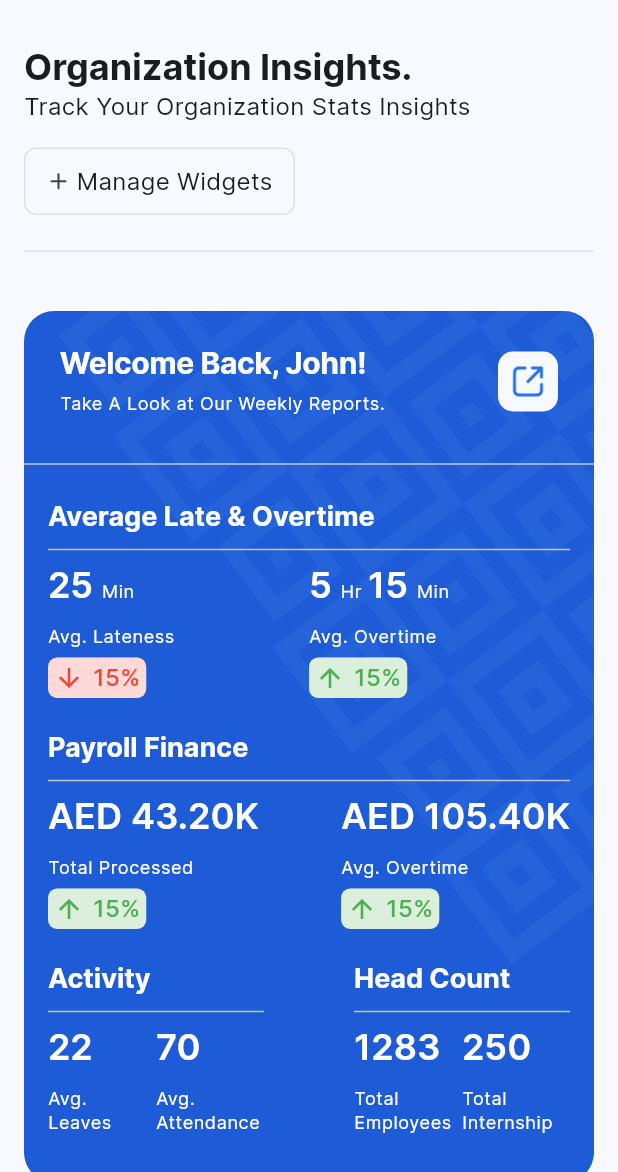
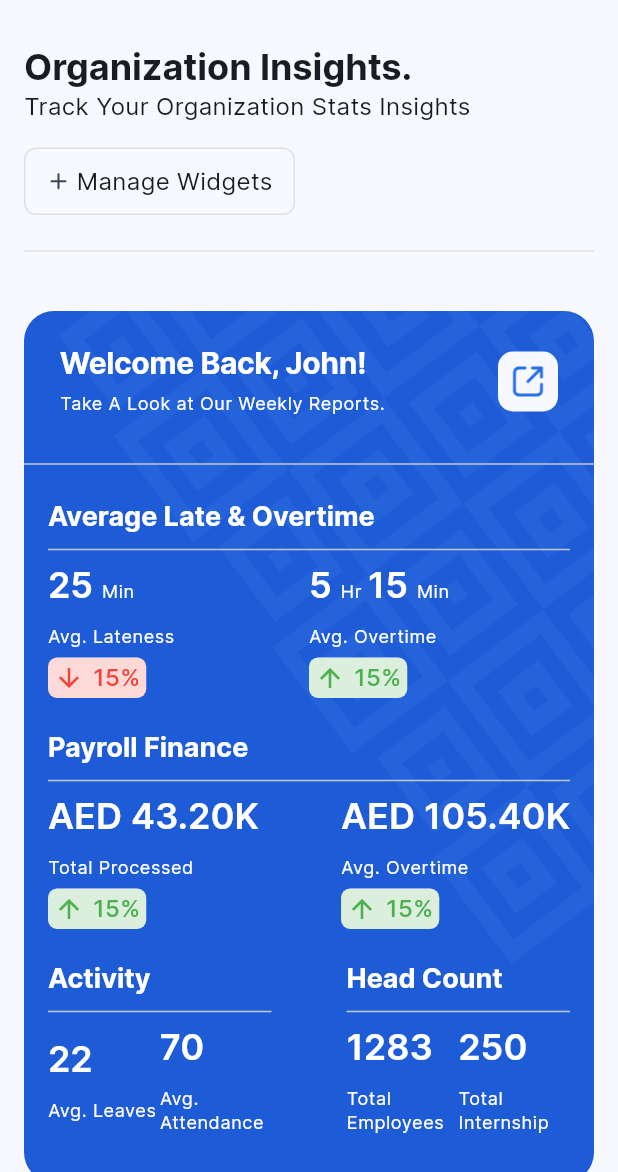
Before and after one commit to Syed-Waleed-Shah/eazio, a Flutter app: the screen it shows after launch, on a phone screen of 412 x 824 dp, the part 64-1236 px from its top. Run offline on Flutter 3.47's test engine with Material 3 defaults, Android fonts, the phone set to English and light mode, and no system bars; our stand-ins replace get, syncfusion_flutter_charts.

Commit message:
Update dashboard_view.dart

```diff
--- a/lib/dashboard/dashboard_view.dart
+++ b/lib/dashboard/dashboard_view.dart
@@ -170,7 +170,7 @@ class DashboardView extends StatelessWidget {
                                       ),
                                     ),
                                   ),
-                                  SizedBox(width: 60),
+                                  SizedBox(width: 50),
                                   Flexible(
                                     child: InsightGroup(
                                       insightTitle: InsightTitle(
```
